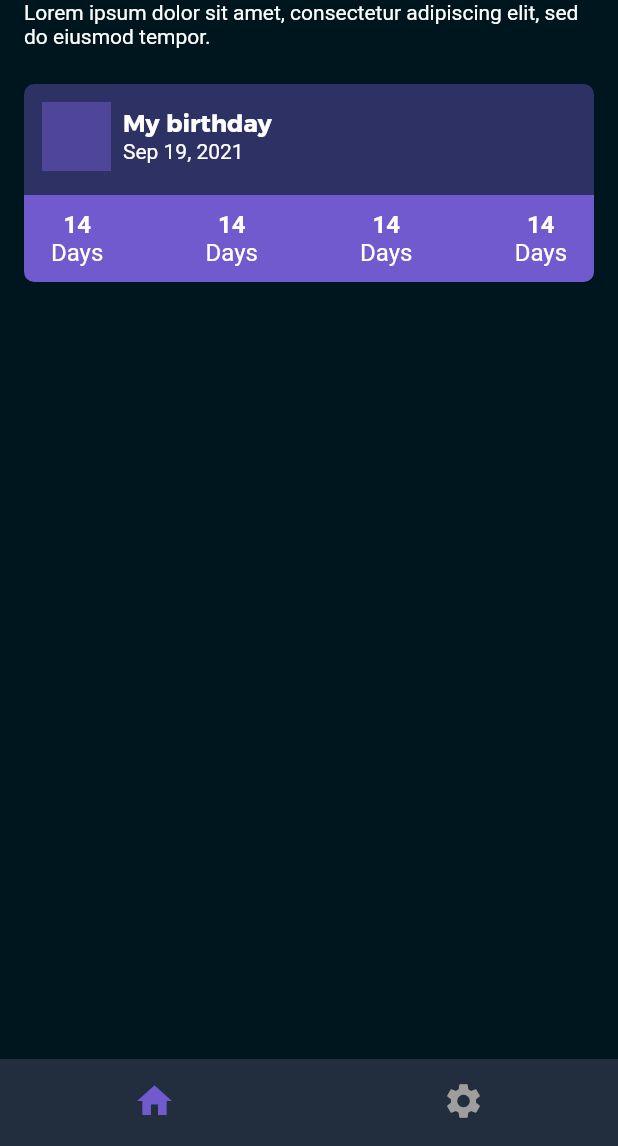
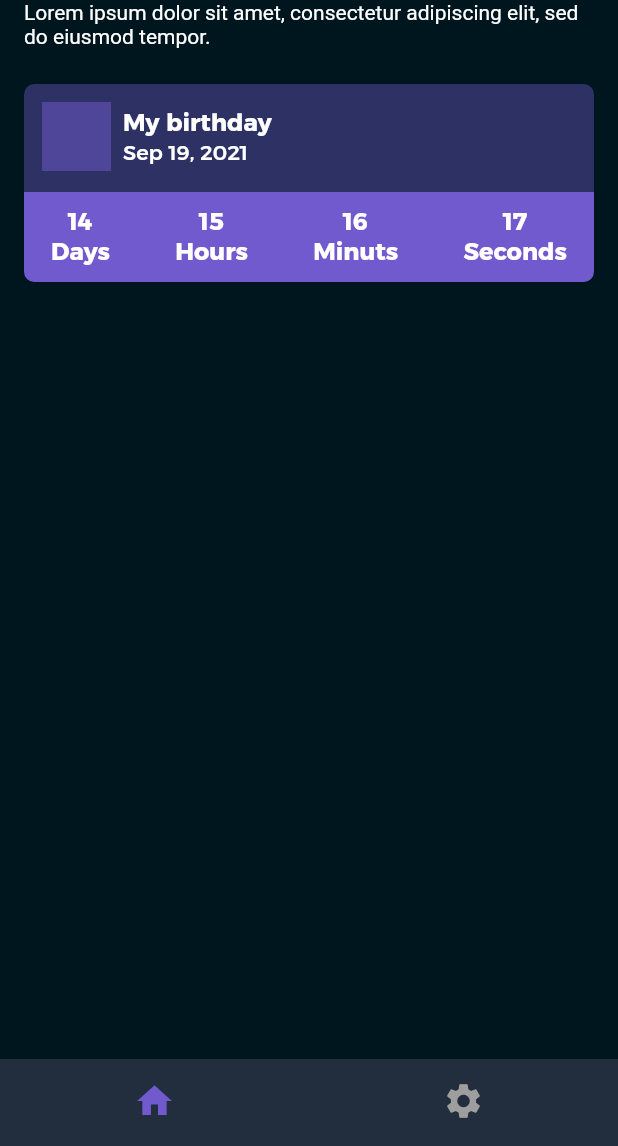
Before and after one commit to lamaAlrweta/countdown_app, a Flutter app: the screen it shows after launch, on a phone screen of 412 x 824 dp, the part 90-1236 px from its top. Run offline on Flutter 3.47's test engine with Material 2 defaults, Android fonts, the phone set to English and light mode, and no system bars.

Commit message:
Refactoring countdowmcard

```diff
--- a/lib/widgets/countdown_card.dart
+++ b/lib/widgets/countdown_card.dart
@@ -3,19 +3,15 @@ import 'package:flutter/material.dart';
 class CountdaownCard extends StatelessWidget {
   @override
   Widget build(BuildContext context) {
-
     return Container(
-      margin: EdgeInsets.all(16),
+      margin: const EdgeInsets.all(16),
       child: ClipRRect(
-        borderRadius: BorderRadius.all(
+        borderRadius: const BorderRadius.all(
           Radius.circular(7),
         ),
         child: Container(
           width: MediaQuery.of(context).size.width,
           height: 132,
-//margin: EdgeInsets.all(16),
-          //padding: EdgeInsets.all(12),
-
           color: Theme.of(context).primaryColor.withOpacity(0.4),
           child: Column(
             mainAxisAlignment: MainAxisAlignment.spaceBetween,
@@ -26,7 +22,6 @@ class CountdaownCard extends StatelessWidget {
                 child: Row(
                   children: [
                     Container(
-                      // alignment: Alignment.topLeft,
                       color: Theme.of(context).primaryColor.withOpacity(0.5),
                       width: 46,
                       height: 46,
@@ -40,14 +35,16 @@ class CountdaownCard extends StatelessWidget {
                             'My birthday',
                             style: TextStyle(
                               fontSize: 16,
+                              fontWeight: FontWeight.bold,
                               fontFamily: 'Montserrat-Arabic',
-                              fontWeight: FontWeight.bold,
                             ),
                           ),
                           Text(
                             'Sep 19, 2021',
                             style: TextStyle(
                               fontSize: 14,
+                              fontWeight: FontWeight.w500,
+                              fontFamily: 'Montserrat-Arabic',
                             ),
                           ),
                         ],
@@ -66,110 +63,10 @@ class CountdaownCard extends StatelessWidget {
                       mainAxisAlignment: MainAxisAlignment.spaceBetween,
                       //crossAxisAlignment: CrossAxisAlignment.stretch,
                       children: [
-                        Padding(
-                          padding: const EdgeInsets.all(8.0),
-                          child: Container(
-                            decoration: BoxDecoration(
-                                // border: Border.all(width: 2),
-                                ),
-                            padding: EdgeInsets.all(2),
-                            child: Column(
-                              children: [
-                                Text(
-                                  '14',
-                                  style: TextStyle(
-                                    fontSize: 16,
-                                    fontWeight: FontWeight.bold,
-                                  ),
-                                ),
-                                Text(
-                                  'Days',
-                                  style: TextStyle(
-                                    fontSize: 16,
-                                  ),
-                                ),
-                              ],
-                            ),
-                          ),
-                        ),
-                        Padding(
-                          padding: const EdgeInsets.all(8.0),
-                          child: Container(
-                            decoration: BoxDecoration(
-                                // border: Border.all(width: 2),
-                                ),
-                            padding: EdgeInsets.all(2),
-                            child: Column(
-                              children: [
-                                Text(
-                                  '14',
-                                  style: TextStyle(
-                                    fontSize: 16,
-                                    fontWeight: FontWeight.bold,
-                                  ),
-                                ),
-                                Text(
-                                  'Days',
-                                  style: TextStyle(
-                                    fontSize: 16,
-                                  ),
-                                ),
-                              ],
-                            ),
-                          ),
-                        ),
-                        Padding(
-                          padding: const EdgeInsets.all(8.0),
-                          child: Container(
-                            decoration: BoxDecoration(
-                                // border: Border.all(width: 2),
-                                ),
-                            padding: EdgeInsets.all(2),
-                            child: Column(
-                              children: [
-                                Text(
-                                  '14',
-                                  style: TextStyle(
-                                    fontSize: 16,
-                                    fontWeight: FontWeight.bold,
-                                  ),
-                                ),
-                                Text(
-                                  'Days',
-                                  style: TextStyle(
-                                    fontSize: 16,
-                                  ),
-                                ),
-                              ],
-                            ),
-                          ),
-                        ),
-                        Padding(
-                          padding: const EdgeInsets.all(8.0),
-                          child: Container(
-                            decoration: BoxDecoration(
-                                // border: Border.all(width: 2),
-                                ),
-                            padding: EdgeInsets.all(2),
-                            child: Column(
-                              children: [
-                                Text(
-                                  '14',
-                                  style: TextStyle(
-                                    fontSize: 16,
-                                    fontWeight: FontWeight.bold,
-                                  ),
-                                ),
-                                Text(
-                                  'Days',
-                                  style: TextStyle(
-                                    fontSize: 16,
-                                  ),
-                                ),
-                              ],
-                            ),
-                          ),
-                        ),
+                        counter('14', 'Days'),
+                        counter('15', 'Hours'),
+                        counter('16', 'Minuts'),
+                        counter('17', 'Seconds'),
                       ],
                     ),
                   ),
@@ -182,3 +79,42 @@ class CountdaownCard extends StatelessWidget {
     );
   }
 }
+
+class counter extends StatelessWidget {
+  final num;
+  final numKey;
+
+  counter(this.num, this.numKey);
+
+  @override
+  Widget build(BuildContext context) {
+    return Padding(
+      padding: const EdgeInsets.all(8.0),
+      child: Container(
+        decoration: BoxDecoration(
+            // border: Border.all(width: 2),
+            ),
+        padding: const EdgeInsets.all(2),
+        child: Column(
+          children: [
+            Text(
+              num,
+              style: TextStyle(
+                  fontSize: 16,
+                  fontWeight: FontWeight.w600,
+                  fontFamily: 'Montserrat-Arabic'),
+            ),
+            Text(
+              numKey,
+              style: TextStyle(
+                fontSize: 16,
+                fontWeight: FontWeight.w600,
+                fontFamily: 'Montserrat-Arabic',
+              ),
+            ),
+          ],
+        ),
+      ),
+    );
+  }
+}
```
